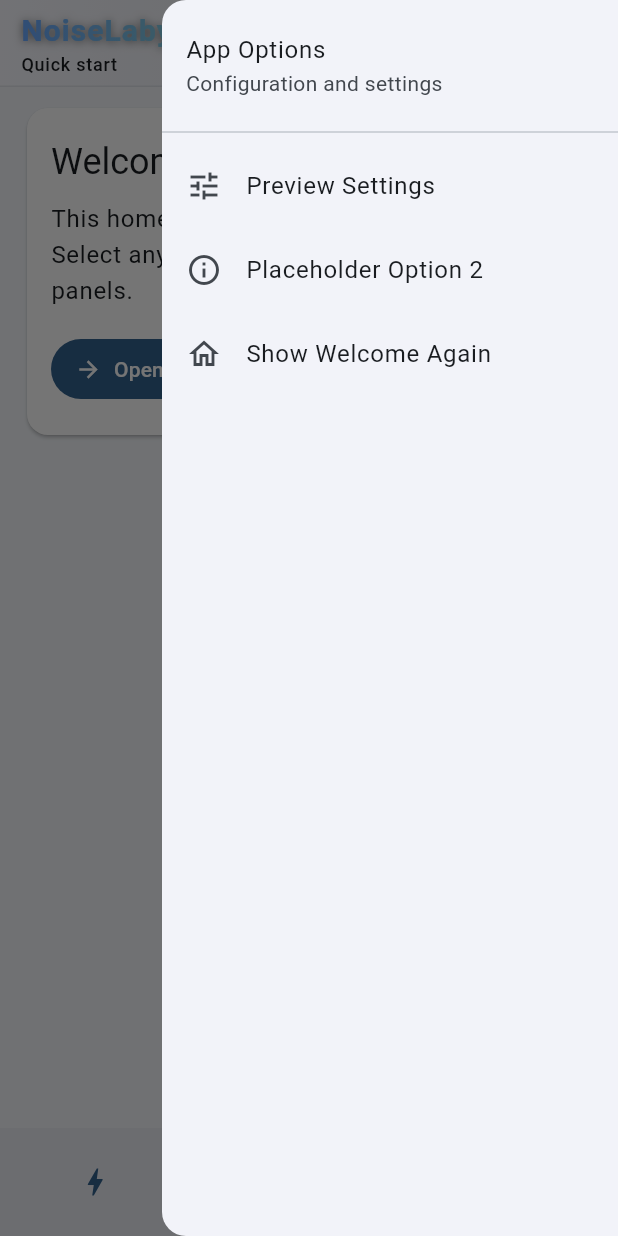
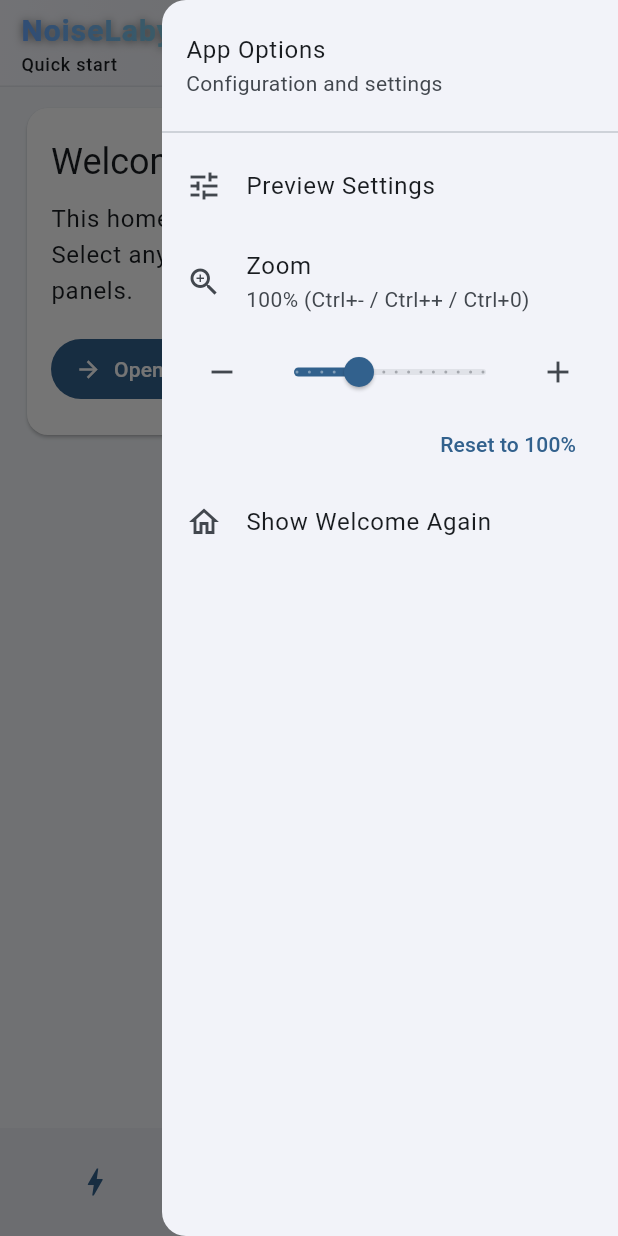
Before and after one commit to CleverNimbus/NoiseLabyrinth, a Flutter app: the screen it shows after launch, with the side drawer open, on a phone screen of 412 x 824 dp. Run offline on Flutter 3.47's test engine with Material 3 defaults, Android fonts, the phone set to English and light mode, and no system bars; our stand-ins replace file_picker, flutter_riverpod, sembast, sembast_web, shared_preferences; missing offline and left inert: dart:html, dart:js_interop, flutter_lame, mcfcc_nsn, media_kit, phonic.

Commit message:
viewport zoom

```diff
--- a/noiselabyrinth_gui/lib/my_app.dart
+++ b/noiselabyrinth_gui/lib/my_app.dart
@@ -1,17 +1,91 @@
 import 'package:flutter/material.dart';
+import 'package:flutter/services.dart';
+import 'package:flutter_riverpod/flutter_riverpod.dart';
+import 'package:noiselabyrinth_gui/state/app_persisted_state.dart';
 import 'package:noiselabyrinth_gui/widgets/main_shell.dart';
 
-class MyApp extends StatelessWidget {
+class _ZoomInIntent extends Intent {
+  const _ZoomInIntent();
+}
+
+class _ZoomOutIntent extends Intent {
+  const _ZoomOutIntent();
+}
+
+class _ZoomResetIntent extends Intent {
+  const _ZoomResetIntent();
+}
+
+class MyApp extends ConsumerWidget {
   const MyApp({super.key});
 
   @override
-  Widget build(BuildContext context) {
+  Widget build(BuildContext context, WidgetRef ref) {
+    final appState = ref.watch(appPersistedProvider);
+    final appNotifier = ref.read(appPersistedProvider.notifier);
+
     return MaterialApp(
       title: 'NoiseLabyrinth',
       debugShowCheckedModeBanner: false,
       themeMode: ThemeMode.system,
       theme: _buildLightTheme(),
       darkTheme: _buildDarkTheme(),
+      builder: (context, child) {
+        final zoom = appState.zoomFactor;
+        final shortcuts = <ShortcutActivator, Intent>{
+          const SingleActivator(LogicalKeyboardKey.minus, control: true): const _ZoomOutIntent(),
+          const SingleActivator(LogicalKeyboardKey.numpadSubtract, control: true): const _ZoomOutIntent(),
+          const SingleActivator(LogicalKeyboardKey.equal, control: true): const _ZoomInIntent(),
+          const SingleActivator(LogicalKeyboardKey.numpadAdd, control: true): const _ZoomInIntent(),
+          const SingleActivator(LogicalKeyboardKey.digit0, control: true): const _ZoomResetIntent(),
+          const SingleActivator(LogicalKeyboardKey.numpad0, control: true): const _ZoomResetIntent(),
+        };
+
+        return Shortcuts(
+          shortcuts: shortcuts,
+          child: Actions(
+            actions: <Type, Action<Intent>>{
+              _ZoomInIntent: CallbackAction<_ZoomInIntent>(onInvoke: (_) => appNotifier.zoomIn()),
+              _ZoomOutIntent: CallbackAction<_ZoomOutIntent>(onInvoke: (_) => appNotifier.zoomOut()),
+              _ZoomResetIntent: CallbackAction<_ZoomResetIntent>(onInvoke: (_) => appNotifier.resetZoom()),
+            },
+            child: Focus(
+              autofocus: true,
+              child: Builder(
+                builder: (context) {
+                  final mediaQuery = MediaQuery.of(context);
+                  final windowSize = mediaQuery.size;
+                  final logicalSize = Size(windowSize.width / zoom, windowSize.height / zoom);
+
+                  return SizedBox.expand(
+                    child: ClipRect(
+                      child: OverflowBox(
+                        alignment: Alignment.topLeft,
+                        minWidth: logicalSize.width,
+                        maxWidth: logicalSize.width,
+                        minHeight: logicalSize.height,
+                        maxHeight: logicalSize.height,
+                        child: Transform(
+                          alignment: Alignment.topLeft,
+                          transform: Matrix4.identity()..scaleByDouble(zoom, zoom, 1, 1),
+                          child: SizedBox(
+                            width: logicalSize.width,
+                            height: logicalSize.height,
+                            child: MediaQuery(
+                              data: mediaQuery.copyWith(size: logicalSize),
+                              child: child ?? const SizedBox.shrink(),
+                            ),
+                          ),
+                        ),
+                      ),
+                    ),
+                  );
+                },
+              ),
+            ),
+          ),
+        );
+      },
       home: const MainShell(),
     );
   }
--- a/noiselabyrinth_gui/lib/state/app_persisted_state.dart
+++ b/noiselabyrinth_gui/lib/state/app_persisted_state.dart
@@ -12,15 +12,17 @@ final appPersistedProvider = StateNotifierProvider<AppPersistedNotifier, AppPers
 });
 
 class AppPersistedState {
-  const AppPersistedState({required this.selectedFooter, required this.welcomeDismissed});
+  const AppPersistedState({required this.selectedFooter, required this.welcomeDismissed, required this.zoomFactor});
 
   final int selectedFooter;
   final bool welcomeDismissed;
+  final double zoomFactor;
 
-  AppPersistedState copyWith({int? selectedFooter, bool? welcomeDismissed}) {
+  AppPersistedState copyWith({int? selectedFooter, bool? welcomeDismissed, double? zoomFactor}) {
     return AppPersistedState(
       selectedFooter: selectedFooter ?? this.selectedFooter,
       welcomeDismissed: welcomeDismissed ?? this.welcomeDismissed,
+      zoomFactor: zoomFactor ?? this.zoomFactor,
     );
   }
 }
@@ -31,13 +33,25 @@ class AppPersistedNotifier extends StateNotifier<AppPersistedState> {
         AppPersistedState(
           selectedFooter: _prefs.getInt(_footerKey) ?? 0,
           welcomeDismissed: _prefs.getBool(_welcomeKey) ?? false,
+          zoomFactor: _normalizeZoom(_prefs.getDouble(_zoomKey) ?? _defaultZoom),
         ),
       );
 
   static const _footerKey = 'selected_footer';
   static const _welcomeKey = 'welcome_dismissed';
+  static const _zoomKey = 'app_zoom_factor';
+
+  static const double minZoom = 0.5;
+  static const double maxZoom = 2.0;
+  static const double zoomStep = 0.1;
+  static const double _defaultZoom = 1.0;
 
   final SharedPreferences _prefs;
+
+  static double _normalizeZoom(double value) {
+    final clamped = value.clamp(minZoom, maxZoom);
+    return (clamped * 10).round() / 10;
+  }
 
   Future<void> setFooter(int index) async {
     state = state.copyWith(selectedFooter: index, welcomeDismissed: true);
@@ -49,4 +63,19 @@ class AppPersistedNotifier extends StateNotifier<AppPersistedState> {
     state = state.copyWith(welcomeDismissed: false);
     await _prefs.setBool(_welcomeKey, false);
   }
+
+  Future<void> setZoom(double value) async {
+    final normalized = _normalizeZoom(value);
+    if (normalized == state.zoomFactor) {
+      return;
+    }
+    state = state.copyWith(zoomFactor: normalized);
+    await _prefs.setDouble(_zoomKey, normalized);
+  }
+
+  Future<void> zoomIn() => setZoom(state.zoomFactor + zoomStep);
+
+  Future<void> zoomOut() => setZoom(state.zoomFactor - zoomStep);
+
+  Future<void> resetZoom() => setZoom(_defaultZoom);
 }
--- a/noiselabyrinth_gui/lib/widgets/main_shell.dart
+++ b/noiselabyrinth_gui/lib/widgets/main_shell.dart
@@ -110,6 +110,10 @@ class MainShell extends ConsumerWidget {
   }
 
   Widget _buildDrawer(BuildContext context, WidgetRef ref) {
+    final appState = ref.watch(appPersistedProvider);
+    final appNotifier = ref.read(appPersistedProvider.notifier);
+    final zoomPercent = (appState.zoomFactor * 100).round();
+
     return Drawer(
       child: SafeArea(
         child: ListView(
@@ -132,7 +136,48 @@ class MainShell extends ConsumerWidget {
                 );
               },
             ),
-            const ListTile(leading: Icon(Icons.info_outline), title: Text('Placeholder Option 2')),
+            ListTile(
+              leading: const Icon(Icons.zoom_in_outlined),
+              title: const Text('Zoom'),
+              subtitle: Text('$zoomPercent% (Ctrl+- / Ctrl++ / Ctrl+0)'),
+            ),
+            Padding(
+              padding: const EdgeInsets.symmetric(horizontal: 16),
+              child: Row(
+                children: [
+                  IconButton(
+                    tooltip: 'Zoom out',
+                    onPressed: appState.zoomFactor > AppPersistedNotifier.minZoom ? () => appNotifier.zoomOut() : null,
+                    icon: const Icon(Icons.remove),
+                  ),
+                  Expanded(
+                    child: Slider(
+                      value: appState.zoomFactor,
+                      min: AppPersistedNotifier.minZoom,
+                      max: AppPersistedNotifier.maxZoom,
+                      divisions:
+                          ((AppPersistedNotifier.maxZoom - AppPersistedNotifier.minZoom) /
+                                  AppPersistedNotifier.zoomStep)
+                              .round(),
+                      label: '$zoomPercent%',
+                      onChanged: (value) => appNotifier.setZoom(value),
+                    ),
+                  ),
+                  IconButton(
+                    tooltip: 'Zoom in',
+                    onPressed: appState.zoomFactor < AppPersistedNotifier.maxZoom ? () => appNotifier.zoomIn() : null,
+                    icon: const Icon(Icons.add),
+                  ),
+                ],
+              ),
+            ),
+            Align(
+              alignment: Alignment.centerRight,
+              child: Padding(
+                padding: const EdgeInsets.only(right: 16),
+                child: TextButton(onPressed: () => appNotifier.resetZoom(), child: const Text('Reset to 100%')),
+              ),
+            ),
             ListTile(
               leading: const Icon(Icons.home_outlined),
               title: const Text('Show Welcome Again'),
```
Also changed, not shown: 2 other files.
